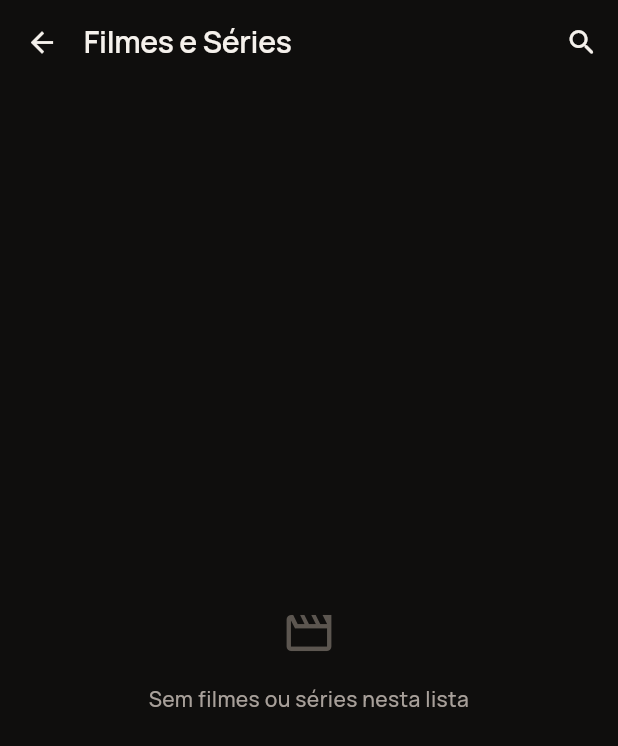
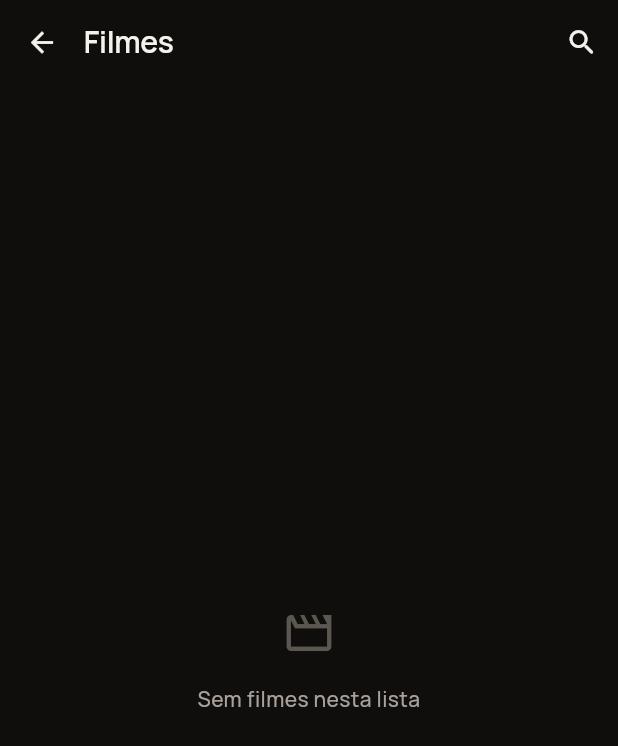
Before and after one commit to gabriel448/Hero-play, a Flutter app: the TelaFilmes screen opened directly with empty values, on a phone screen of 412 x 824 dp. Shown: the top 746 px of the screen. Run offline on Flutter 3.47's test engine with Material 3 defaults, Android fonts, the phone set to English and light mode, and no system bars; our stand-ins replace flutter_dotenv, google_fonts, hive_flutter, marquee; missing offline and left inert: media_kit, media_kit_video; accounts and stored records are empty.

Commit message:
separacao de filmes e series

```diff
--- a/lib/screens/tela_filmes.dart
+++ b/lib/screens/tela_filmes.dart
@@ -11,6 +11,8 @@ import '../theme/app_theme.dart';
 import '../utils/layout.dart';
 import 'tela_detalhes.dart';
 
+enum TipoVod { filmes, series }
+
 const double _kScrollStep = (_kPosterWidth + AppSpacing.sm) * 3;
 
 // Top-level: roda em Isolate separado via compute() para nao bloquear a UI.
@@ -18,18 +20,20 @@ const double _kScrollStep = (_kPosterWidth + AppSpacing.sm) * 3;
   Map<String, List<Object>> conteudo,
   List<String> nomes,
   List<Object> todosConteudos,
-}) _computarConteudoFilmes(Map<String, List<Canal>> categorias) {
+}) _computarConteudoVod((Map<String, List<Canal>>, TipoVod) args) {
+  final (categorias, tipo) = args;
   final conteudo = <String, List<Object>>{};
-  final nomes = categorias.keys.toList()..sort();
   final visto = <String>{};
   final todos = <Object>[];
 
   String nomeItem(Object item) =>
       item is Canal ? item.nome : (item as Serie).nome;
 
-  for (final cat in nomes) {
+  for (final cat in categorias.keys) {
     final ag = Serie.agrupar(categorias[cat]!);
-    final lista = <Object>[...ag.filmes, ...ag.series]
+    final items = tipo == TipoVod.filmes ? ag.filmes : ag.series;
+    if (items.isEmpty) continue;
+    final lista = <Object>[...items]
       ..sort((a, b) => nomeItem(a).compareTo(nomeItem(b)));
     conteudo[cat] = lista;
 
@@ -40,7 +44,11 @@ const double _kScrollStep = (_kPosterWidth + AppSpacing.sm) * 3;
     }
   }
 
-  return (conteudo: conteudo, nomes: nomes, todosConteudos: todos);
+  return (
+    conteudo: conteudo,
+    nomes: conteudo.keys.toList()..sort(),
+    todosConteudos: todos,
+  );
 }
 
 const double _kPosterWidth = 100.0;
@@ -48,11 +56,11 @@ const double _kPosterHeight = 150.0;
 const double _kPosterLabel = 28.0;
 const double _kItemExtent = _kPosterWidth + AppSpacing.sm;
 
-/// Tela estilo streaming: carrosseis por categoria com filmes e series agrupadas.
-/// Series sao detectadas pelo padrao SxxExx no nome e agrupadas em um unico card.
+/// Tela estilo streaming: carrosseis por categoria — filmes ou séries.
 class TelaFilmes extends StatefulWidget {
   final Map<String, List<Canal>> categorias;
-  const TelaFilmes({super.key, required this.categorias});
+  final TipoVod tipo;
+  const TelaFilmes({super.key, required this.categorias, this.tipo = TipoVod.filmes});
 
   @override
   State<TelaFilmes> createState() => _TelaFilmesState();
@@ -75,7 +83,7 @@ class _TelaFilmesState extends State<TelaFilmes> {
   @override
   void initState() {
     super.initState();
-    compute(_computarConteudoFilmes, widget.categorias).then((r) {
+    compute(_computarConteudoVod, (widget.categorias, widget.tipo)).then((r) {
       if (!mounted) return;
       final lookup = <String, Canal>{};
       final seriesPorEp = <String, Serie>{};
@@ -135,12 +143,23 @@ class _TelaFilmesState extends State<TelaFilmes> {
   Widget build(BuildContext context) {
     if (!_pronto) {
       return Scaffold(
-        appBar: AppBar(title: const Text('Filmes e Séries')),
+        appBar: AppBar(title: Text(widget.tipo == TipoVod.filmes ? 'Filmes' : 'Séries')),
         body: const Center(child: CircularProgressIndicator()),
       );
     }
 
-    return Scaffold(
+    return PopScope(
+      canPop: !_buscando,
+      onPopInvokedWithResult: (didPop, _) {
+        if (!didPop) {
+          setState(() {
+            _buscando = false;
+            _buscaController.clear();
+            _busca = '';
+          });
+        }
+      },
+      child: Scaffold(
       appBar: AppBar(
         titleSpacing: 0,
         title: _buscando
@@ -149,8 +168,10 @@ class _TelaFilmesState extends State<TelaFilmes> {
                 child: TextField(
                   controller: _buscaController,
                   autofocus: true,
-                  decoration: const InputDecoration(
-                    hintText: 'Buscar filmes e séries',
+                  decoration: InputDecoration(
+                    hintText: widget.tipo == TipoVod.filmes
+                        ? 'Buscar filmes'
+                        : 'Buscar séries',
                     border: InputBorder.none,
                     enabledBorder: InputBorder.none,
                     focusedBorder: InputBorder.none,
@@ -161,7 +182,7 @@ class _TelaFilmesState extends State<TelaFilmes> {
                   onChanged: (v) => setState(() => _busca = v),
                 ),
               )
-            : const Text('Filmes e Séries'),
+            : Text(widget.tipo == TipoVod.filmes ? 'Filmes' : 'Séries'),
         actions: [
           IconButton(
             icon: Icon(
@@ -186,7 +207,7 @@ class _TelaFilmesState extends State<TelaFilmes> {
               onTap: (item) => _navegar(context, item),
             )
           : _conteudo.isEmpty
-              ? const _Vazio()
+              ? _Vazio(tipo: widget.tipo)
               : _BodyComCarrosseis(
                   nomes: _nomes,
                   conteudo: _conteudo,
@@ -195,12 +216,14 @@ class _TelaFilmesState extends State<TelaFilmes> {
                   progressos: context.watch<IptvProvider>().progressos,
                   onTap: (item) => _navegar(context, item),
                 ),
+      ),
     );
   }
 }
 
 class _Vazio extends StatelessWidget {
-  const _Vazio();
+  final TipoVod tipo;
+  const _Vazio({required this.tipo});
 
   @override
   Widget build(BuildContext context) {
@@ -210,14 +233,18 @@ class _Vazio extends StatelessWidget {
         child: Column(
           mainAxisSize: MainAxisSize.min,
           children: [
-            const Icon(
-              Icons.movie_creation_outlined,
+            Icon(
+              tipo == TipoVod.filmes
+                  ? Icons.movie_creation_outlined
+                  : Icons.tv_rounded,
               size: 36,
               color: AppColors.textTertiary,
             ),
             const SizedBox(height: AppSpacing.base),
             Text(
-              'Sem filmes ou séries nesta lista',
+              tipo == TipoVod.filmes
+                  ? 'Sem filmes nesta lista'
+                  : 'Sem séries nesta lista',
               style: Theme.of(context).textTheme.bodyMedium?.copyWith(
                     color: AppColors.textSecondary,
                   ),
```
Also changed, not shown: lib/screens/tela_canais.dart (+13 -1 lines), lib/screens/tela_selecao.dart (+36 -5 lines), lib/screens/tela_series.dart (added, +14 -0 lines).
